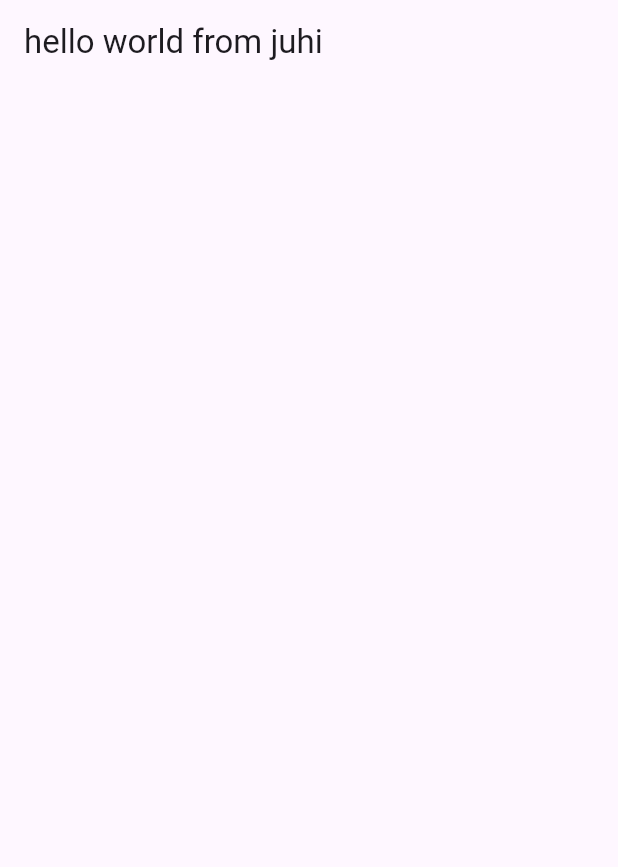
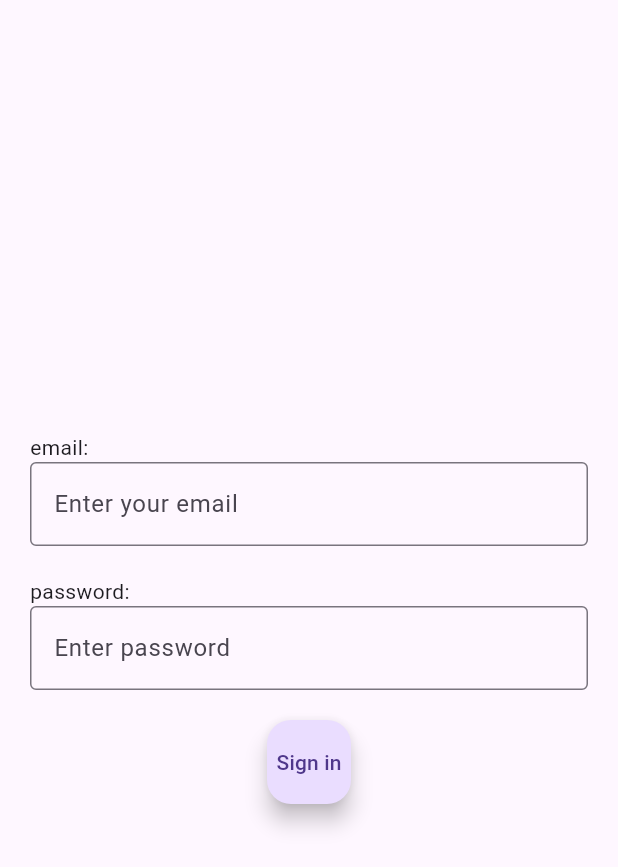
Before and after one commit to JuhiLasod/Notes-App, a Flutter app: the screen it shows after launch, on a phone screen of 412 x 824 dp. Shown: the top 867 px of the screen. Run offline on Flutter 3.47's test engine with Material 3 defaults, Android fonts, the phone set to English and light mode, and no system bars.

Commit message:
sign in page set

```diff
--- a/frontend/lib/main.dart
+++ b/frontend/lib/main.dart
@@ -1,17 +1,72 @@
 import 'package:flutter/material.dart';
 
-void main()=>runApp(MaterialApp(
-  home: Home()
-));
+void main()=>runApp(MyApp());
 
-class Home extends StatelessWidget{
+class MyApp extends StatefulWidget{
+  const MyApp({Key? key}): super(key:key);
+
   @override
+  State <MyApp> createState() => _MyAppState();
+}
+
+class _MyAppState extends State<MyApp>{
+  final TextEditingController _controller=TextEditingController();
+  String email='';
+  String pass='';
+
+  @override
+
   Widget build(BuildContext context)
   {
-    return Scaffold(
-      appBar: AppBar(
-        title:Text("hello world from juhi")
-      ),
+    return MaterialApp(
+      home: Scaffold(
+          body:
+            Padding(
+              padding:EdgeInsets.all(20),
+              child: Center(
+                child: Column(
+                  mainAxisSize: MainAxisSize.min,
+                  crossAxisAlignment: CrossAxisAlignment.start,
+                  children:[
+                  Text('email:'),
+
+                  TextField(
+                    controller: _controller,
+                    onChanged: (value){
+                      setState((){email=_controller.text;});
+                    },
+                    decoration: const InputDecoration(
+                      hintText: 'Enter your email ',
+                      border: OutlineInputBorder(),
+                    ),
+                  ),
+                  const SizedBox(height: 20.0,width: 40.0),
+                  Text('password:'),
+
+                  TextField(
+                    controller: _controller,
+                    onChanged: (value){
+                      setState((){pass=_controller.text;});
+                    },
+                    decoration: const InputDecoration(
+                      hintText: 'Enter password ',
+                      border: OutlineInputBorder(),
+                    ),
+                  ),
+                  const SizedBox(height: 20.0,width: 40.0),
+
+                  Center(
+                    child: FloatingActionButton(
+                      onPressed: (){},
+                      child: Text('Sign in')
+                    ),
+                  )
+                  ]
+                  ),
+                )
+              )
+        )
+
     );
   }
 }
```
